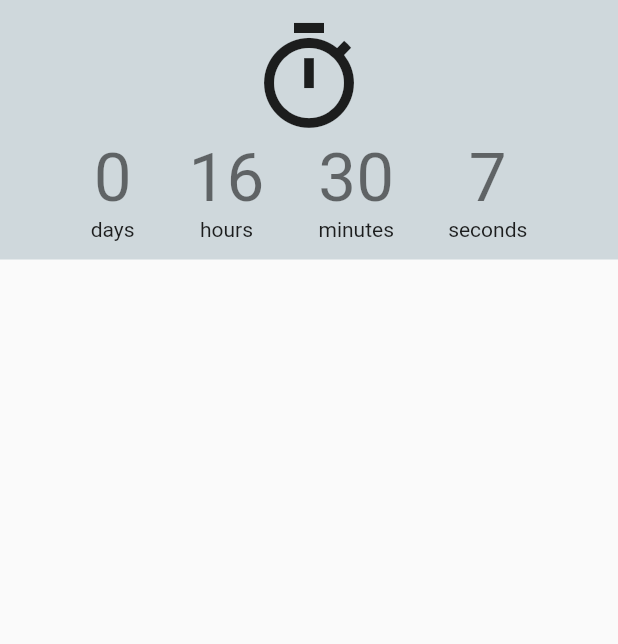
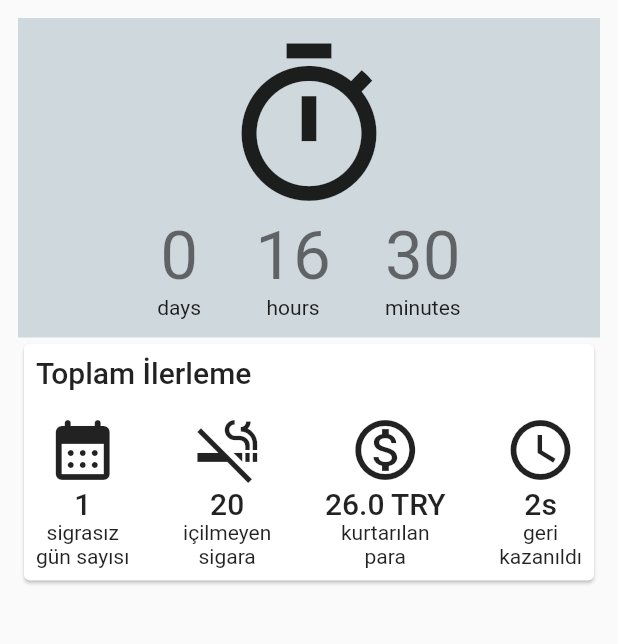
Before and after one commit to musahinist/quit_smoking, a Flutter app: the screen it shows after launch, on a phone screen of 412 x 824 dp, the part 84-728 px from its top. Run offline on Flutter 3.47's test engine with Material 2 defaults, Android fonts, the phone set to English and light mode, and no system bars.

Commit message:
add progress section

```diff
--- a/lib/view/home/home_page.dart
+++ b/lib/view/home/home_page.dart
@@ -1,6 +1,6 @@
-import 'dart:async';
-
 import 'package:flutter/material.dart';
+import 'package:quit_smoking/view/home/progress_section.dart';
+import 'package:quit_smoking/view/home/stopwatch_section.dart';
 
 class HomePage extends StatelessWidget {
   const HomePage({Key? key}) : super(key: key);
@@ -19,83 +19,11 @@ class HomePage extends StatelessWidget {
         ],
       ),
       body: ListView(
-          children: [const StopWatchSection()],
-        ));
-  }
-}
-
-class StopWatchSection extends StatefulWidget {
-  const StopWatchSection({
-    Key? key,
-  }) : super(key: key);
-
-  @override
-  State<StopWatchSection> createState() => _StopWatchSectionState();
-}
-
-class _StopWatchSectionState extends State<StopWatchSection> {
-  late Timer timer;
-  Duration duration = DateTime.now().difference(DateTime(2022, 6, 21, 18, 00));
-
-  @override
-  void initState() {
-    // TODO: implement initState
-    super.initState();
-    timer = Timer.periodic(Duration(seconds: 1), (time) {
-      duration = DateTime.now().difference(DateTime(2022, 6, 21, 18, 00));
-      String sDuration =
-          "${duration.inHours}:${duration.inMinutes.remainder(60)}:${(duration.inSeconds.remainder(60))}";
-      setState(() {});
-    });
-  }
-
-  @override
-  Widget build(BuildContext context) {
-    return DecoratedBox(
-      decoration: BoxDecoration(color: Colors.blueGrey[100]),
-      child: Padding(
-        padding: const EdgeInsets.all(12),
-        child: Column(
-          children: [
-            const Icon(Icons.timer_outlined, size: 80),
-            Row(
-              mainAxisAlignment: MainAxisAlignment.center,
-              children: [
-                Column(
-                  children: [
-                    Text("${duration.inDays}",
-                        style: Theme.of(context).textTheme.headline3),
-                    const Text('days')
+        padding: EdgeInsets.all(12),
+        children: const [
+          StopWatchSection(),
+          ProgressSection(),
         ],
-                ),
-                const SizedBox(width: 36),
-                Column(
-                  children: [
-                    Text("${duration.inHours}",
-                        style: Theme.of(context).textTheme.headline3),
-                    const Text('hours')
-                  ],
-                ),
-                const SizedBox(width: 36),
-                Column(
-                  children: [
-                    Text("${duration.inMinutes.remainder(60)}",
-                        style: Theme.of(context).textTheme.headline3),
-                    const Text('minutes')
-                  ],
-                ),
-                const SizedBox(width: 36),
-                Column(
-                  children: [
-                    Text("${(duration.inSeconds.remainder(60))}",
-                        style: Theme.of(context).textTheme.headline3),
-                    const Text('seconds')
-                  ],
-                ),
-              ],
-            )
-          ],
-        ),
       ),
     );
   }
--- /dev/null
+++ b/lib/view/home/progress_section.dart
@@ -0,0 +1,70 @@
+import 'package:flutter/material.dart';
+
+class ProgressSection extends StatelessWidget {
+  const ProgressSection({
+    Key? key,
+  }) : super(key: key);
+
+  @override
+  Widget build(BuildContext context) {
+    return Card(
+      child: Padding(
+        padding: const EdgeInsets.all(8.0),
+        child: Column(
+          crossAxisAlignment: CrossAxisAlignment.start,
+          children: [
+            Text("Toplam İlerleme",
+                style: Theme.of(context).textTheme.headline6),
+            SizedBox(height: 16),
+            Row(
+              mainAxisAlignment: MainAxisAlignment.spaceBetween,
+              children: [
+                Column(
+                  children: [
+                    Icon(Icons.calendar_month_rounded, size: 48),
+                    Text("1", style: Theme.of(context).textTheme.titleLarge),
+                    const Text(
+                      'sigrasız\ngün sayısı',
+                      textAlign: TextAlign.center,
+                    )
+                  ],
+                ),
+                Column(
+                  children: [
+                    Icon(Icons.smoke_free, size: 48),
+                    Text("20", style: Theme.of(context).textTheme.titleLarge),
+                    const Text(
+                      'içilmeyen\nsigara',
+                      textAlign: TextAlign.center,
+                    )
+                  ],
+                ),
+                Column(
+                  children: [
+                    Icon(Icons.monetization_on_outlined, size: 48),
+                    Text("26.0 TRY",
+                        style: Theme.of(context).textTheme.titleLarge),
+                    const Text(
+                      'kurtarılan\npara',
+                      textAlign: TextAlign.center,
+                    )
+                  ],
+                ),
+                Column(
+                  children: [
+                    Icon(Icons.watch_later_outlined, size: 48),
+                    Text("2s", style: Theme.of(context).textTheme.titleLarge),
+                    const Text(
+                      'geri\nkazanıldı',
+                      textAlign: TextAlign.center,
+                    )
+                  ],
+                )
+              ],
+            )
+          ],
+        ),
+      ),
+    );
+  }
+}
--- /dev/null
+++ b/lib/view/home/stopwatch_section.dart
@@ -0,0 +1,87 @@
+import 'dart:async';
+
+import 'package:flutter/material.dart';
+
+class StopWatchSection extends StatefulWidget {
+  const StopWatchSection({
+    Key? key,
+  }) : super(key: key);
+
+  @override
+  State<StopWatchSection> createState() => _StopWatchSectionState();
+}
+
+class _StopWatchSectionState extends State<StopWatchSection> {
+  late Timer timer;
+  Duration duration = DateTime.now().difference(DateTime(2022, 6, 21, 18, 00));
+
+  @override
+  void initState() {
+    // TODO: implement initState
+    super.initState();
+    timer = Timer.periodic(Duration(minutes: 1), (time) {
+      duration = DateTime.now().difference(DateTime(2022, 6, 21, 18, 00));
+      String sDuration =
+          "${duration.inHours}:${duration.inMinutes.remainder(60)}:${(duration.inSeconds.remainder(60))}";
+      setState(() {});
+    });
+  }
+
+  @override
+  void dispose() {
+    timer.cancel();
+    // TODO: implement dispose
+    super.dispose();
+  }
+
+  @override
+  Widget build(BuildContext context) {
+    return DecoratedBox(
+      decoration: BoxDecoration(color: Colors.blueGrey[100]),
+      child: Padding(
+        padding: const EdgeInsets.all(12),
+        child: Column(
+          children: [
+            const Icon(Icons.timer_outlined, size: 120),
+            Row(
+              mainAxisAlignment: MainAxisAlignment.center,
+              children: [
+                Column(
+                  children: [
+                    Text("${duration.inDays}",
+                        style: Theme.of(context).textTheme.headline3),
+                    const Text('days')
+                  ],
+                ),
+                const SizedBox(width: 36),
+                Column(
+                  children: [
+                    Text("${duration.inHours.remainder(24)}",
+                        style: Theme.of(context).textTheme.headline3),
+                    const Text('hours')
+                  ],
+                ),
+                const SizedBox(width: 36),
+                Column(
+                  children: [
+                    Text("${duration.inMinutes.remainder(60)}",
+                        style: Theme.of(context).textTheme.headline3),
+                    const Text('minutes')
+                  ],
+                ),
+                // const SizedBox(width: 36),
+                // Column(
+                //   children: [
+                //     Text("${(duration.inSeconds.remainder(60))}",
+                //         style: Theme.of(context).textTheme.headline3),
+                //     const Text('seconds')
+                //   ],
+                // ),
+              ],
+            )
+          ],
+        ),
+      ),
+    );
+  }
+}
```
Lines whose indentation alone changed are shown as unchanged.
